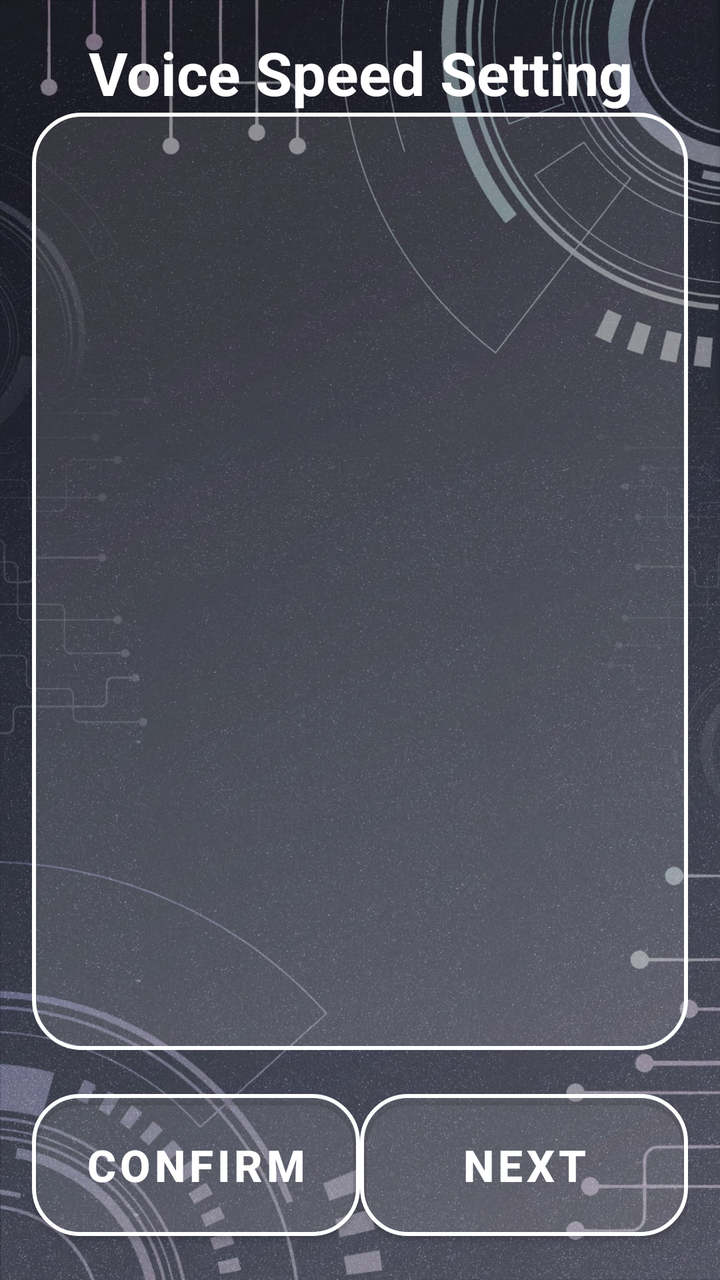
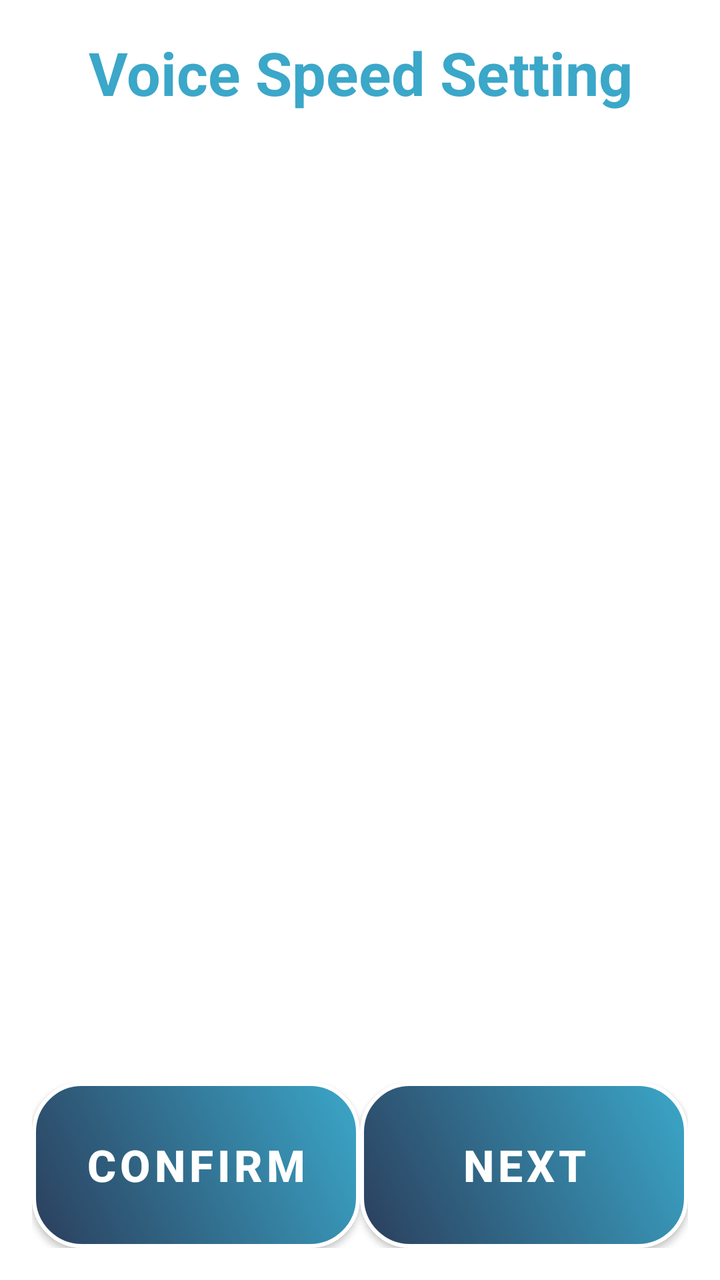

Screens rendered from an Android XML layout before and after an edit, with the pre-edit source and the edit as a unified diff.
<!-- AndroidManifest.xml: application theme Theme.VISTA -->
<!-- res/layout/activity_voice_speed_setting.xml -->
<?xml version="1.0" encoding="utf-8"?>
<LinearLayout
    xmlns:android="http://schemas.android.com/apk/res/android"
    xmlns:app="http://schemas.android.com/apk/res-auto"
    xmlns:tools="http://schemas.android.com/tools"
    android:id="@+id/main"
    android:orientation="vertical"
    android:layout_width="match_parent"
    android:layout_height="match_parent"
    android:padding="16sp"
    android:background="@drawable/background">

    <TextView
        android:layout_width="match_parent"
        android:layout_height="wrap_content"
        android:text="@string/VoiceSettingPage_VoiceSpeedSetting"
        android:textSize="30sp"
        android:textStyle="bold"
        android:gravity="center"
        android:textColor="@color/white"/>

    <ListView
        android:id="@+id/lvLanguageSpeedSetting"
        android:layout_width="match_parent"
        android:layout_height="0dp"
        android:layout_weight="1"
        android:background="@drawable/list_item_border"
        android:divider="@drawable/custom_divider"/>

    
    <LinearLayout
        android:orientation="horizontal"
        android:layout_width="match_parent"
        android:layout_height="wrap_content"
        android:gravity="bottom"
        android:layout_marginTop="16dp"
        android:weightSum="2">

        
        <com.google.android.material.button.MaterialButton
            android:id="@+id/btnLanguageSpeedConfirm"
            style="@style/SemiTransparentRoundedButton"
            android:layout_width="0dp"
            android:layout_height="83dp"
            android:layout_weight="1"
            android:text="@string/btn_Confirm"
            android:textSize="22sp"
            android:textStyle="bold" />

        
        <com.google.android.material.button.MaterialButton
            android:id="@+id/btnLanguageSpeedNext"
            style="@style/SemiTransparentRoundedButton"
            android:layout_width="0dp"
            android:layout_height="83dp"
            android:layout_weight="1"
            android:text="@string/btn_next"
            android:textSize="22sp"
            android:textStyle="bold" />
    </LinearLayout>
</LinearLayout>
<!-- resources referenced by this layout -->
<resources>
  <color name="white">#FFFFFF</color>
  <!-- drawable background: jpeg bitmap (drawable, 288114 bytes) -->
  <!-- drawable custom_divider (drawable) -->
  <?xml version="1.0" encoding="utf-8"?>
  <shape xmlns:android="http://schemas.android.com/apk/res/android" android:shape="rectangle">
      <size android:height="1dp" /> 
      <solid android:color="#FFFFFF" /> 
  </shape>
  <!-- drawable list_item_border (drawable) -->
  <?xml version="1.0" encoding="utf-8"?>
  <shape xmlns:android="http://schemas.android.com/apk/res/android" android:shape="rectangle">
  
      
      <stroke
          android:width="2dp"
          android:color="#FFFFFF" />
  
      <corners android:radius="24dp" />
  
      <padding
          android:left="8dp"
          android:top="8dp"
          android:right="8dp"
          android:bottom="8dp" />
  
      <solid android:color="#20FFFFFF" />
  
  </shape>
  <string name="VoiceSettingPage_VoiceSpeedSetting">Voice Speed Setting</string>
  <string name="btn_Confirm">Confirm</string>
  <string name="btn_next">Next</string>
  <style name="SemiTransparentRoundedButton" parent="Widget.MaterialComponents.Button">
          <item name="android:textColor">#FFFFFF</item>
          <item name="background">@drawable/button_selector</item> 
          <item name="cornerRadius">24dp</item>
          <item name="strokeColor">#FFFFFF</item>
          <item name="strokeWidth">2dp</item>
          <item name="backgroundTint">#20FFFFFF</item> 
      </style>
  <style name="Theme.VISTA" parent="Theme.MaterialComponents.Light.NoActionBar">
          
          <item name="colorPrimary">@color/semi_transparent_white</item>
          <item name="colorPrimaryVariant">@color/semi_transparent_white</item>
          <item name="colorOnPrimary">@color/white</item>
          
      </style>
  <!-- drawable button_selector (drawable) -->
  <?xml version="1.0" encoding="utf-8"?>
  <selector xmlns:android="http://schemas.android.com/apk/res/android">
      
      <item android:state_pressed="true">
          <shape android:shape="rectangle">
              <solid android:color="#20FFFFFF" /> 
              <stroke android:width="2dp" android:color="#FFFFFF" />
              <corners android:radius="24dp" />
          </shape>
      </item>
  
      
      <item android:state_selected="true">
          <shape android:shape="rectangle">
              <solid android:color="#FFFF00" /> 
              <stroke android:width="2dp" android:color="#FFFFFF" />
              <corners android:radius="24dp" />
          </shape>
      </item>
  
      
      <item>
          <shape android:shape="rectangle">
              <solid android:color="#20FFFFFF" /> 
              <stroke android:width="2dp" android:color="#FFFFFF" />
              <corners android:radius="24dp" />
          </shape>
      </item>
  </selector>
  <color name="semi_transparent_white">#80FFFFFF</color>
</resources>

<!-- the commit's change to res/layout/activity_voice_speed_setting.xml (unified diff, before → after) -->
@@ -8,7 +8,7 @@
     android:layout_width="match_parent"
     android:layout_height="match_parent"
     android:padding="16sp"
-    android:background="@drawable/background">
+    android:background="@color/white">
 
     <TextView
         android:layout_width="match_parent"
@@ -17,7 +17,8 @@
         android:textSize="30sp"
         android:textStyle="bold"
         android:gravity="center"
-        android:textColor="@color/white"/>
+        android:textColor="#3BA7C9
+"/>
 
     <ListView
         android:id="@+id/lvLanguageSpeedSetting"
@@ -25,7 +26,8 @@
         android:layout_height="0dp"
         android:layout_weight="1"
         android:background="@drawable/list_item_border"
-        android:divider="@drawable/custom_divider"/>
+        android:divider="@drawable/custom_divider"
+        android:textColor="#3BA7C9"/>
 
     
     <LinearLayout
@@ -45,7 +47,13 @@
             android:layout_weight="1"
             android:text="@string/btn_Confirm"
             android:textSize="22sp"
-            android:textStyle="bold" />
+            android:textStyle="bold"
+            android:background="@drawable/btn_photo_gradient"
+            app:backgroundTint="@null"
+            app:backgroundTintMode="src_over"
+            app:cornerRadius="0dp"
+            app:strokeColor="@null"
+            app:strokeWidth="0dp"/>
 
         
         <com.google.android.material.button.MaterialButton
@@ -56,6 +64,12 @@
             android:layout_weight="1"
             android:text="@string/btn_next"
             android:textSize="22sp"
-            android:textStyle="bold" />
+            android:textStyle="bold"
+            android:background="@drawable/btn_photo_gradient"
+            app:backgroundTint="@null"
+            app:backgroundTintMode="src_over"
+            app:cornerRadius="0dp"
+            app:strokeColor="@null"
+            app:strokeWidth="0dp"/>
     </LinearLayout>
 </LinearLayout>
<!-- resource entries referenced after the edit -->
@@ -1,7 +1,27 @@
 <!-- resources referenced by this layout -->
 <resources>
   <color name="white">#FFFFFF</color>
-  <!-- drawable background: jpeg bitmap (drawable, 288114 bytes) -->
+  <!-- drawable btn_photo_gradient (drawable) -->
+  <?xml version="1.0" encoding="utf-8"?>
+  <shape xmlns:android="http://schemas.android.com/apk/res/android"
+      android:shape="rectangle">
+  
+      
+      <gradient
+          android:startColor="#2B3E5C"
+          android:endColor="#3BA7C9"
+          android:angle="45"
+      />
+  
+      
+      <corners android:radius="24dp" />
+  
+      
+      <stroke
+          android:width="2dp"
+          android:color="#FFFFFF" />
+  
+  </shape>
   <!-- drawable custom_divider (drawable) -->
   <?xml version="1.0" encoding="utf-8"?>
   <shape xmlns:android="http://schemas.android.com/apk/res/android" android:shape="rectangle">
